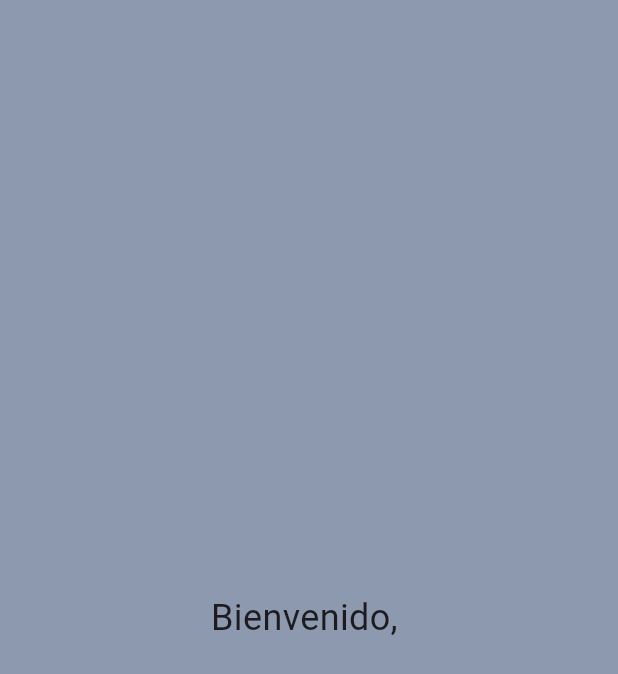
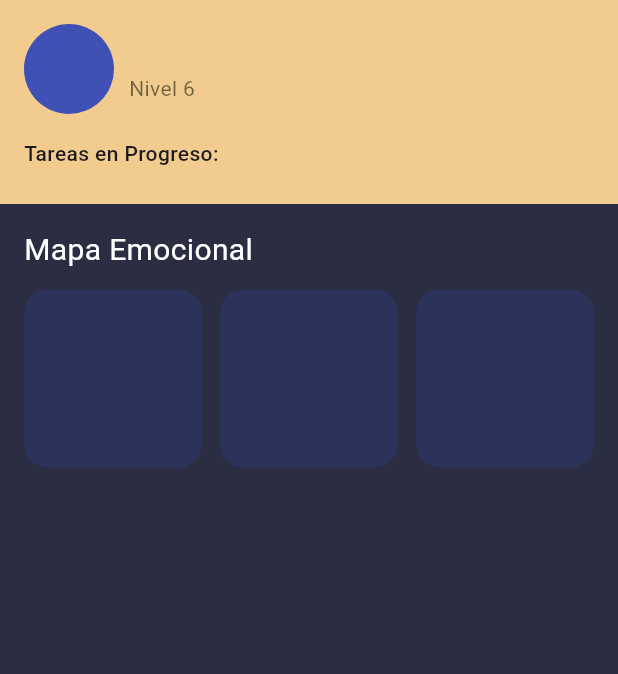
Before and after one commit to heric-hh/zenquest, a Flutter app: the HomeScreen screen opened directly, on a phone screen of 412 x 824 dp. Shown: the top 674 px of the screen. Run offline on Flutter 3.47's test engine with Material 3 defaults, Android fonts, the phone set to English and light mode, and no system bars; our stand-ins replace google_fonts, shared_preferences; accounts and stored records are empty; Roboto replaces fonts that are missing (PressStart2P).

```diff
--- a/lib/src/presentation/pages/home_screen.dart
+++ b/lib/src/presentation/pages/home_screen.dart
@@ -1,5 +1,6 @@
 import 'package:flutter/material.dart';
 import 'package:shared_preferences/shared_preferences.dart';
+import 'package:zenquest/src/config/theme/colors/app_colors.dart';
 
 class HomeScreen extends StatefulWidget {
   const HomeScreen({super.key});
@@ -14,26 +15,158 @@ class _HomeScreenState extends State<HomeScreen> {
   @override
   void initState() {
     super.initState();
-    _loadUserName(); // Cargar el nombre del usuario al iniciar
+    _loadUserName();
   }
 
   Future<void> _loadUserName() async {
     final SharedPreferences prefs = await SharedPreferences.getInstance();
     setState(() {
-      _userName =
-          prefs.getString('user_name') ?? 'Usuario'; // Valor predeterminado
+      _userName = prefs.getString('user_name') ?? 'Usuario';
     });
   }
 
   @override
   Widget build(BuildContext context) {
     return Scaffold(
-      body: Center(
-        child: Text(
-          'Bienvenido, $_userName',
-          style: const TextStyle(fontSize: 24),
+      backgroundColor: AppColors.primaryColor, // fondo oscuro
+      body: SafeArea(
+        child: Column(
+          crossAxisAlignment: CrossAxisAlignment.start,
+          children: [
+            // Header: Nombre y nivel
+            AppBar(userName: _userName),
+
+            const SizedBox(height: 16),
+
+            // Mapa emocional
+            Padding(
+              padding: const EdgeInsets.symmetric(horizontal: 16),
+              child: const Text(
+                'Mapa Emocional',
+                style: TextStyle(
+                  fontSize: 20,
+                  fontFamily: 'PressStart2P', // si usas fuente pixel
+                  color: Colors.white,
+                ),
+              ),
+            ),
+            const SizedBox(height: 12),
+
+            // Regiones (placeholder)
+            Expanded(
+              child: Padding(
+                padding: const EdgeInsets.symmetric(horizontal: 16),
+                child: GridView.count(
+                  crossAxisCount: 3,
+                  crossAxisSpacing: 12,
+                  mainAxisSpacing: 12,
+                  children: List.generate(
+                    3,
+                    (index) => Container(
+                      decoration: BoxDecoration(
+                        color: const Color(0xFF2B335B),
+                        borderRadius: BorderRadius.circular(16),
+                      ),
+                    ),
+                  ),
+                ),
+              ),
+            ),
+          ],
         ),
       ),
     );
   }
 }
+
+class AppBar extends StatelessWidget {
+  const AppBar({super.key, required String userName}) : _userName = userName;
+
+  final String _userName;
+
+  @override
+  Widget build(BuildContext context) {
+    return Container(
+      padding: const EdgeInsets.all(16),
+      color: AppColors.secondaryColor, // color crema
+      child: Column(
+        crossAxisAlignment: CrossAxisAlignment.start,
+        children: [
+          Row(
+            children: [
+              const CircleAvatar(radius: 30, backgroundColor: Colors.indigo),
+              const SizedBox(width: 10),
+              Column(
+                crossAxisAlignment: CrossAxisAlignment.start,
+                children: [
+                  Text(
+                    _userName,
+                    style: const TextStyle(
+                      fontWeight: FontWeight.bold,
+                      fontSize: 18,
+                      color: Colors.black87,
+                    ),
+                  ),
+                  const Text(
+                    'Nivel 6', //TODO: Cambiar a nivel dinámico
+                    style: TextStyle(color: Colors.black54),
+                  ),
+                ],
+              ),
+            ],
+          ),
+          const SizedBox(height: 16),
+          const Text(
+            'Tareas en Progreso:',
+            style: TextStyle(fontWeight: FontWeight.w500),
+          ),
+          const SizedBox(height: 8),
+          // GoToTaskWidget(),
+        ],
+      ),
+    );
+  }
+}
+
+class GoToTaskWidget extends StatelessWidget {
+  const GoToTaskWidget({super.key});
+
+  @override
+  Widget build(BuildContext context) {
+    return Container(
+      padding: const EdgeInsets.all(12),
+      decoration: BoxDecoration(
+        color: const Color(0xFFF3D9B1),
+        borderRadius: BorderRadius.circular(12),
+        border: Border.all(color: Colors.black54),
+      ),
+      child: Row(
+        mainAxisAlignment: MainAxisAlignment.spaceBetween,
+        children: [
+          Column(
+            crossAxisAlignment: CrossAxisAlignment.start,
+            children: const [
+              Text(
+                'Bosque del Ruido',
+                style: TextStyle(
+                  fontSize: 16,
+                  fontWeight: FontWeight.bold,
+                  color: Colors.black87,
+                ),
+              ),
+              Text('2/3', style: TextStyle(color: Colors.black87)),
+            ],
+          ),
+          ElevatedButton(
+            onPressed: () {},
+            style: ElevatedButton.styleFrom(
+              backgroundColor: const Color(0xFF1B1E3D),
+              padding: const EdgeInsets.symmetric(vertical: 8, horizontal: 16),
+            ),
+            child: const Text('Continuar'),
+          ),
+        ],
+      ),
+    );
+  }
+}
--- a/lib/src/presentation/pages/profile_screen.dart
+++ b/lib/src/presentation/pages/profile_screen.dart
@@ -2,6 +2,7 @@ import 'package:flutter/material.dart';
 import 'package:shared_preferences/shared_preferences.dart';
 import 'package:zenquest/src/config/theme/colors/app_colors.dart';
 import 'package:zenquest/src/presentation/pages/home_screen.dart';
+// import 'package:zenquest/src/presentation/pages/home_screen.dart';
 
 class ProfileScreen extends StatefulWidget {
   const ProfileScreen({super.key});
--- a/pubspec.yaml
+++ b/pubspec.yaml
@@ -38,6 +38,7 @@ dependencies:
   cupertino_icons: ^1.0.8
 
 dev_dependencies:
+  flutter_launcher_icons: ^0.13.1
   flutter_test:
     sdk: flutter
 
@@ -89,3 +90,7 @@ flutter:
   #
   # For details regarding fonts from package dependencies,
   # see https://flutter.dev/to/font-from-package
+flutter_launcher_icons:
+  android: true
+  ios: false
+  image_path: "assets/images/Icon-512.png"
```
Also changed, not shown: assets/images/Icon-512.png (added), pubspec.lock, 10 other files.
